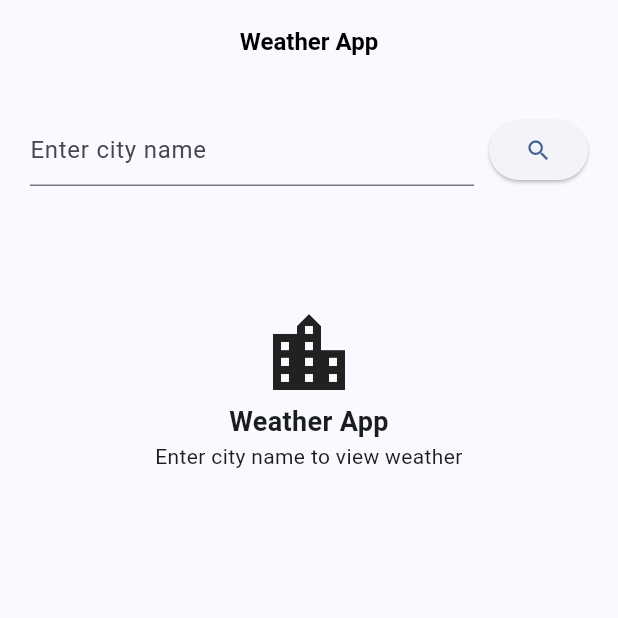
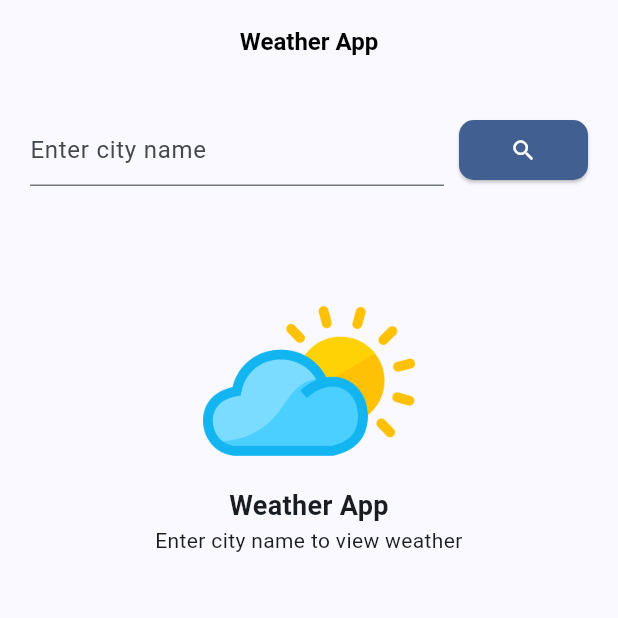
Before and after one commit to nepali-programmer/weather_app, a Flutter app: the screen it shows after launch, on a phone screen of 412 x 824 dp, the top half of it. Run offline on Flutter 3.47's test engine with Material 2 defaults, Android fonts, the phone set to English and light mode, and no system bars; our stand-ins replace bloc, dartz, dio, flutter_bloc, freezed_annotation, get_it and 1 more.

Commit message:
updated design

```diff
--- /dev/null
+++ b/lib/core/widget/button/main_icon_button.dart
@@ -0,0 +1,35 @@
+// ignore_for_file: public_member_api_docs, sort_constructors_first
+import 'package:flutter/material.dart';
+
+import '../../../data/constant/app_constant.dart';
+
+class MainIconButton extends StatelessWidget {
+  final IconData icon;
+  final void Function()? onPressed;
+  const MainIconButton({
+    Key? key,
+    required this.icon,
+    this.onPressed,
+  }) : super(key: key);
+
+  @override
+  Widget build(BuildContext context) {
+    return ElevatedButton(
+      style: ButtonStyle(
+        backgroundColor:
+            MaterialStateProperty.all(Theme.of(context).colorScheme.primary),
+        shape: MaterialStateProperty.all(RoundedRectangleBorder(
+          borderRadius: BorderRadius.circular(kSmallBorderRadius),
+        )),
+      ),
+      onPressed: onPressed,
+      child: Padding(
+        padding: const EdgeInsets.all(kSmallSpacing),
+        child: Icon(
+          icon,
+          color: Theme.of(context).colorScheme.onPrimary,
+        ),
+      ),
+    );
+  }
+}
--- a/lib/data/constant/app_constant.dart
+++ b/lib/data/constant/app_constant.dart
@@ -2,6 +2,7 @@ import 'package:flutter/animation.dart';
 
 const double kExtraSmallSpacing = 5.0;
 const double kSmallSpacing = 10.0;
+const double kMediumSmallSpacing = 15.0;
 const double kDefaultSpacing = 20.0;
 const double kLargeSpacing = 40.0;
 const double kExtraLargeSpacing = 60.0;
--- a/lib/features/city_weather/data/model/weather_model.dart
+++ b/lib/features/city_weather/data/model/weather_model.dart
@@ -23,12 +23,14 @@ class WeatherModel {
   final String visibility;
   final String humidity;
   final String temp;
+  final String windSpeed;
   final List<WeatherDetailModel> weather;
   WeatherModel({
     required this.date,
     required this.weather,
     required this.visibility,
     required this.humidity,
+    required this.windSpeed,
     required this.temp,
   });
 
@@ -38,6 +40,9 @@ class WeatherModel {
       visibility: map['visibility'].toString(),
       humidity: map['main']['humidity'].toString(),
       temp: (map['main']['temp'] - 273).toStringAsFixed(2),
+      windSpeed: map['wind'] == null
+          ? ''
+          : (map['wind']['speed'] * 3.6).toStringAsFixed(1),
       weather: List<WeatherDetailModel>.from(
         (map['weather'] ?? []).map<WeatherDetailModel>(
           (x) => WeatherDetailModel.fromMap(x ?? {}),
--- a/lib/features/city_weather/presentation/view/top_bar.dart
+++ b/lib/features/city_weather/presentation/view/top_bar.dart
@@ -1,6 +1,8 @@
 import 'package:flutter/material.dart';
 import 'package:flutter_bloc/flutter_bloc.dart';
 
+import '../../../../core/widget/button/main_button.dart';
+import '../../../../core/widget/button/main_icon_button.dart';
 import '../../../../data/constant/app_constant.dart';
 import '../cubit/city_weather/city_weather_cubit.dart';
 
@@ -65,8 +67,8 @@ class _TopBarState extends State<TopBar> {
               ),
             ),
             const SizedBox(width: kSmallSpacing),
-            ElevatedButton(
-              child: const Icon(Icons.search),
+            MainIconButton(
+              icon: Icons.search,
               onPressed: () {
                 getWeather();
               },
--- a/lib/features/city_weather/presentation/view/weather_initial.dart
+++ b/lib/features/city_weather/presentation/view/weather_initial.dart
@@ -9,13 +9,15 @@ class WeatherInitial extends StatelessWidget {
   Widget build(BuildContext context) {
     return Column(
       crossAxisAlignment: CrossAxisAlignment.stretch,
-      children: const [
-        SizedBox(height: kExtraLargeSpacing),
-        Icon(
-          Icons.location_city,
-          size: kLargeIcon,
+      children: [
+        const SizedBox(height: kExtraLargeSpacing),
+        Image.asset(
+          'assets/images/weather.png',
+          width: 100.0,
+          height: 100.0,
         ),
-        Text(
+        const SizedBox(height: kDefaultSpacing),
+        const Text(
           'Weather App',
           style: TextStyle(
             fontWeight: FontWeight.bold,
@@ -23,7 +25,7 @@ class WeatherInitial extends StatelessWidget {
           ),
           textAlign: TextAlign.center,
         ),
-        Text(
+        const Text(
           'Enter city name to view weather',
           style: TextStyle(
             fontSize: 14.0,
```
Also changed, not shown: lib/core/extension/date_extension.dart (added, +8 -0 lines), lib/core/widget/button/main_button.dart (added, +38 -0 lines), lib/features/city_weather/presentation/view/weather_empty.dart (+9 -7 lines), lib/features/city_weather/presentation/view/weather_loaded.dart (+33 -12 lines), pubspec.yaml (+3 -33 lines), assets/images/404.png (added), assets/images/weather.png (added), pubspec.lock.
